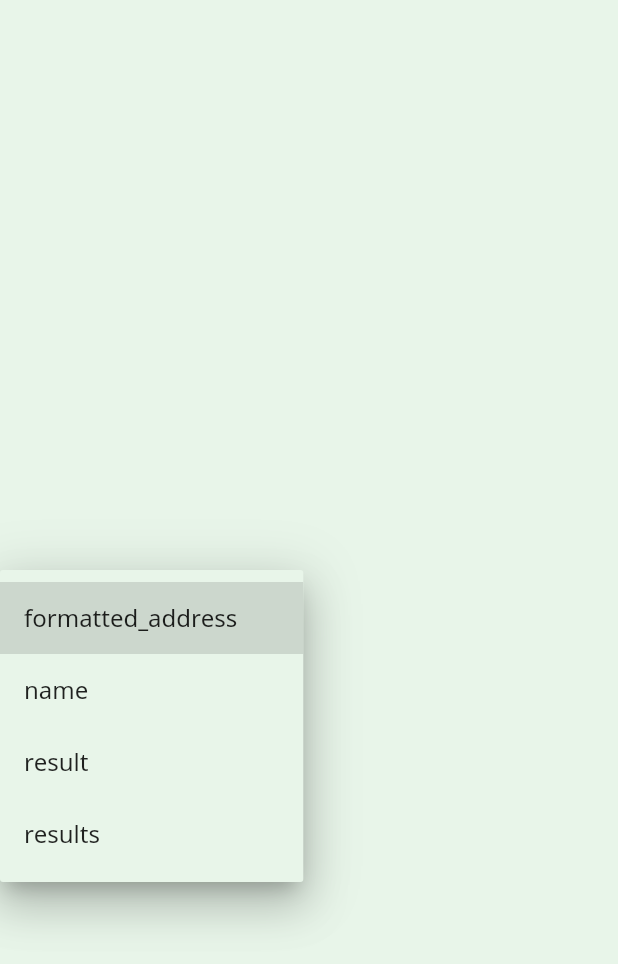
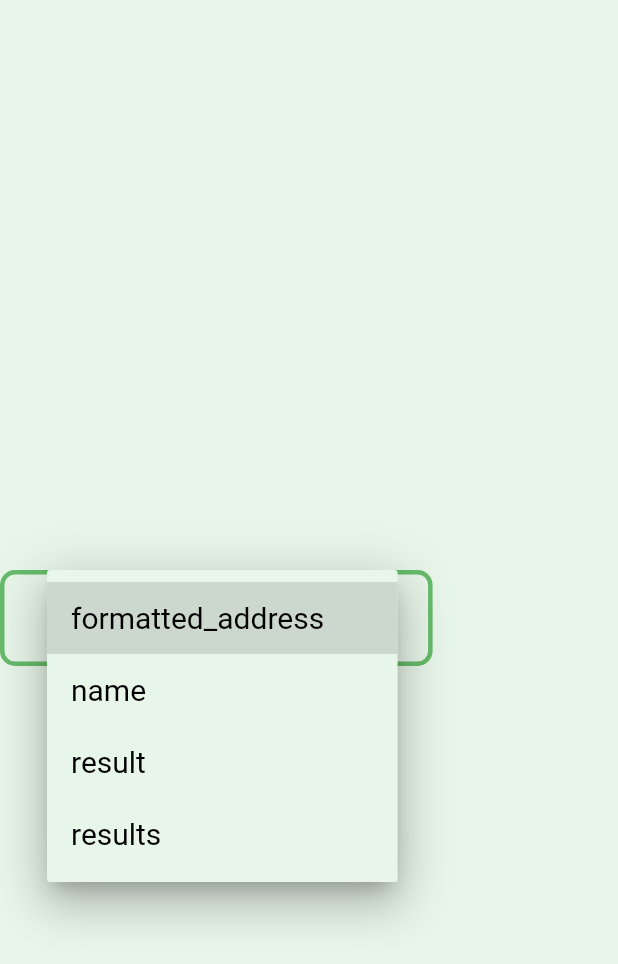
Before and after one commit to hayden-huynh/together-mobile-app, a Flutter app: the AnswerMultiplePath widget shown alone on an empty page, opened directly with empty values, after a tap on "Choose one", on a phone screen of 412 x 824 dp. Shown: the top 964 px of the screen. Run offline on Flutter 3.47's test engine with Material 2 defaults, Android fonts, the light colour scheme and no system bars; our stand-ins replace firebase_core, firebase_messaging, flutter_local_notifications, flutter_native_timezone, geolocator, location and 3 more; missing offline and left inert: simple_gesture_detector; accounts and stored records are empty.

Commit message:
Fixed bugs in dynamic implementation of multiple-apth question&answer. Implemented swiping to change question. Implemented local persistance of location data

```diff
--- a/lib/models/dropdown_button_with_id.dart
+++ b/lib/models/dropdown_button_with_id.dart
@@ -30,11 +30,26 @@ class _DropdownButtonWithIdState extends State<DropdownButtonWithId> {
 
   @override
   Widget build(BuildContext context) {
-    return DropdownButton(
+    return Container(
+      alignment: Alignment.center,
+      width: MediaQuery.of(context).size.width * 0.7,
+      decoration: BoxDecoration(
+        border: Border.all(
+          color: Theme.of(context).primaryColor,
+          width: 3,
+        ),
+        borderRadius: BorderRadius.circular(10),
+      ),
+      padding: const EdgeInsets.all(5),
+      child: DropdownButton(
         hint: Text('Choose one'),
         elevation: 16,
         icon: Icon(Icons.arrow_drop_down),
-      iconSize: 20,
+        iconSize: 25,
+        style: TextStyle(
+          fontSize: 20,
+          color: Colors.black,
+        ),
         value: _val,
         items: widget.itemList
             .map((e) => DropdownMenuItem(value: e, child: Text(e)))
@@ -45,6 +60,7 @@ class _DropdownButtonWithIdState extends State<DropdownButtonWithId> {
           });
           widget.callback(widget.id, newValue);
         },
+      ),
     );
   }
 }
--- a/lib/widgets/answer_multiple_choices.dart
+++ b/lib/widgets/answer_multiple_choices.dart
@@ -23,6 +23,7 @@ class _AnswerMultipleChoicesState extends State<AnswerMultipleChoices> {
 
     return Column(
       mainAxisAlignment: MainAxisAlignment.center,
+      crossAxisAlignment: CrossAxisAlignment.center,
       children: [
         Padding(
           padding: const EdgeInsets.symmetric(
--- a/lib/widgets/answer_multiple_path.dart
+++ b/lib/widgets/answer_multiple_path.dart
@@ -15,10 +15,17 @@ class AnswerMultiplePath extends StatefulWidget {
 class _AnswerMultiplePathState extends State<AnswerMultiplePath> {
   int _counter = 0;
   List<Widget> _dropdownButtonList = [];
+  bool addedArrows = false;
 
   void _callback(int id, String newValue) {
     widget.answer.usersAnswer[id] = newValue;
     setState(() {
+      for (int i = 0; i < _dropdownButtonList.length; i++) {
+        if (_dropdownButtonList[i] is Icon) {
+          _dropdownButtonList.removeAt(i);
+        }
+      }
+
       for (int i = _counter; i > id; i--) {
         _counter--;
         _dropdownButtonList.removeAt(i);
@@ -39,12 +46,21 @@ class _AnswerMultiplePathState extends State<AnswerMultiplePath> {
           _callback,
         ));
       }
+
+      for (int i = 1; i <= _counter + 1; i += 2) {
+        _dropdownButtonList.insert(
+          i,
+          Icon(
+            Icons.arrow_downward_rounded,
+            color: Theme.of(context).primaryColor,
+          ),
+        );
+      }
     });
   }
 
   @override
   void initState() {
-    print(widget.answer.usersAnswer);
     if (widget.answer.usersAnswer.length == 0) {
       List<String> itemList = widget.answer.answerText.keys.toList();
       _dropdownButtonList.add(DropdownButtonWithId(
@@ -72,8 +88,34 @@ class _AnswerMultiplePathState extends State<AnswerMultiplePath> {
           }
         }
       }
+      if (itemList != null) {
+        _dropdownButtonList.add(DropdownButtonWithId(
+          _counter,
+          UniqueKey(),
+          null,
+          itemList.keys.toList(),
+          _callback,
+        ));
+      }
     }
     super.initState();
+  }
+
+  @override
+  void didChangeDependencies() {
+    if (!addedArrows && widget.answer.usersAnswer.length != 0) {
+      for (int i = 1; i <= _counter + 1; i += 2) {
+        _dropdownButtonList.insert(
+          i,
+          Icon(
+            Icons.arrow_downward_rounded,
+            color: Theme.of(context).primaryColor,
+          ),
+        );
+      }
+      addedArrows = true;
+    }
+    super.didChangeDependencies();
   }
 
   @override
--- a/pubspec.yaml
+++ b/pubspec.yaml
@@ -32,6 +32,9 @@ dependencies:
   flutter_local_notifications: ^5.0.0+4
   permission_handler: ^7.2.0
   flutter_native_timezone: ^1.0.10
+  simple_gesture_detector: ^0.2.0
+  sqflite: ^2.0.0+3
+  path: ^1.8.0
 
   # The following adds the Cupertino Icons font to your application.
   # Use with the CupertinoIcons class for iOS style icons.
```
Also changed, not shown: lib/models/location_provider.dart (+14 -3 lines), lib/utilities/local_database.dart (added, +32 -0 lines), lib/widgets/answers_section.dart (+45 -5 lines), lib/widgets/questionnaire_entry_widget.dart (+13 -6 lines), pubspec.lock. Lines whose indentation alone changed are shown as unchanged.
